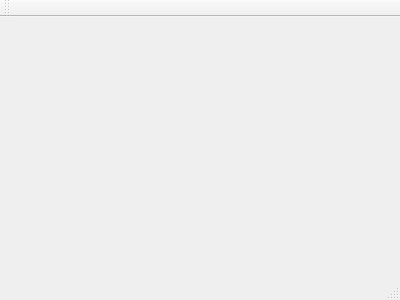
The window that QGraphicsView/QGraphicsViewDemo/mainwindow.ui (Someday-7/QtSimpleSamples) describes before a commit, drawn with Qt 5.
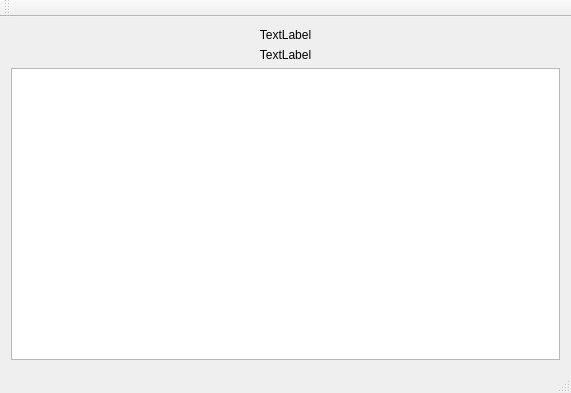
The same window after the commit.

Commit message: update QGraphicsView Demo

```diff
--- a/QGraphicsView/QGraphicsViewDemo/mainwindow.ui
+++ b/QGraphicsView/QGraphicsViewDemo/mainwindow.ui
@@ -1,24 +1,65 @@
 <ui version="4.0">
  <class>MainWindow</class>
- <widget class="QMainWindow" name="MainWindow" >
-  <property name="geometry" >
+ <widget class="QMainWindow" name="MainWindow">
+  <property name="geometry">
    <rect>
     <x>0</x>
     <y>0</y>
-    <width>400</width>
-    <height>300</height>
+    <width>571</width>
+    <height>393</height>
    </rect>
   </property>
   <property name="windowTitle" >
    <string>MainWindow</string>
   </property>
-  <widget class="QMenuBar" name="menuBar" />
-  <widget class="QToolBar" name="mainToolBar" />
-  <widget class="QWidget" name="centralWidget" />
-  <widget class="QStatusBar" name="statusBar" />
+  <widget class="QWidget" name="centralWidget">
+   <layout class="QVBoxLayout" name="verticalLayout">
+    <item>
+     <widget class="QLabel" name="labViewSize">
+      <property name="text">
+       <string>TextLabel</string>
+      </property>
+      <property name="alignment">
+       <set>Qt::AlignCenter</set>
+      </property>
+     </widget>
+    </item>
+    <item>
+     <widget class="QLabel" name="labSceneRect">
+      <property name="text">
+       <string>TextLabel</string>
+      </property>
+      <property name="alignment">
+       <set>Qt::AlignCenter</set>
+      </property>
+     </widget>
+    </item>
+    <item>
+     <widget class="QGraphicsView" name="graphicsView"/>
+    </item>
+   </layout>
+  </widget>
+  <widget class="QMenuBar" name="menuBar">
+   <property name="geometry">
+    <rect>
+     <x>0</x>
+     <y>0</y>
+     <width>571</width>
+     <height>22</height>
+    </rect>
+   </property>
+  </widget>
+  <widget class="QToolBar" name="mainToolBar">
+   <attribute name="toolBarArea">
+    <enum>TopToolBarArea</enum>
+   </attribute>
+   <attribute name="toolBarBreak">
+    <bool>false</bool>
+   </attribute>
+  </widget>
+  <widget class="QStatusBar" name="statusBar"/>
  </widget>
- <layoutDefault spacing="6" margin="11" />
- <pixmapfunction></pixmapfunction>
+ <layoutdefault spacing="6" margin="11"/>
  <resources/>
  <connections/>
 </ui>
```
Left out of the diff: 3 changed lines with no effect on the pictures. The commit also changes 7 other files.
